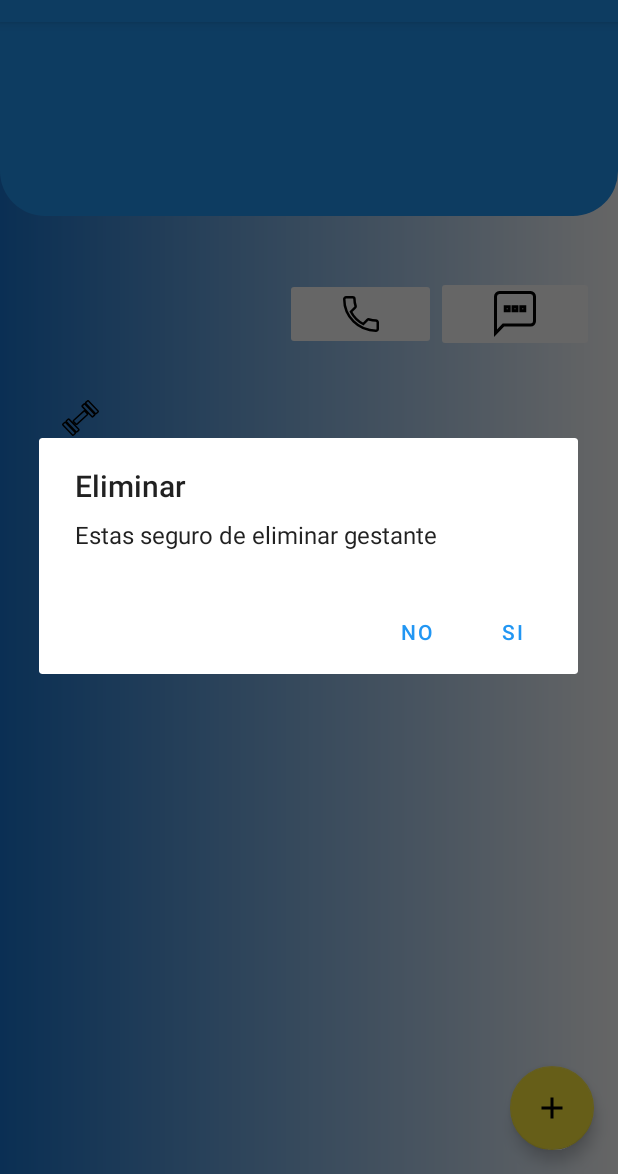
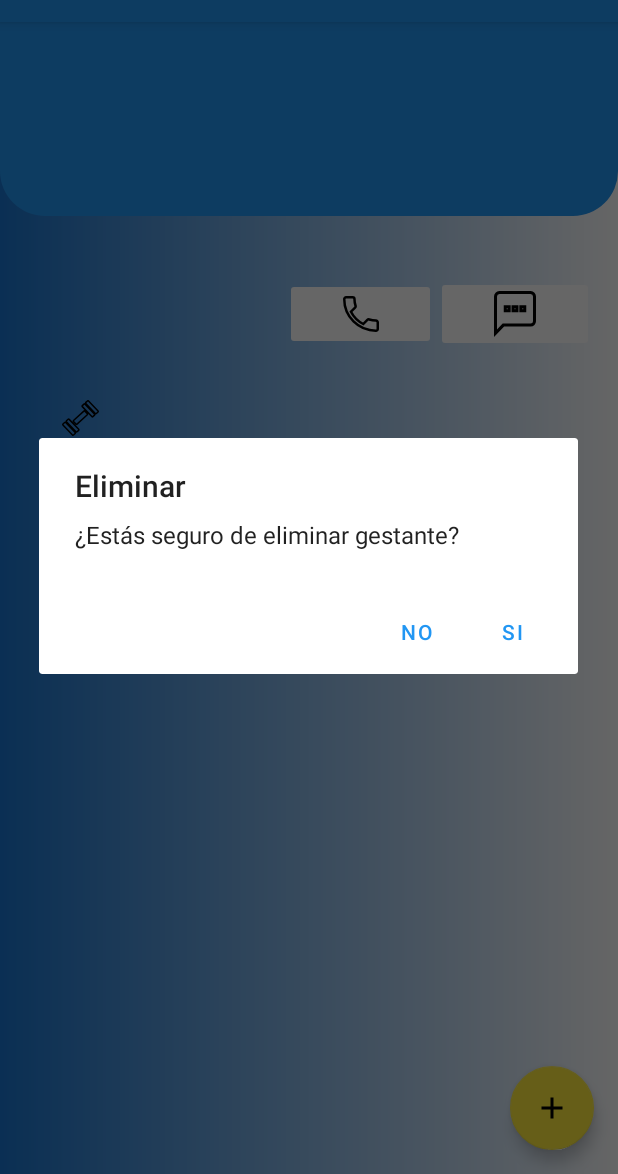
Before and after one commit to jander96/Gestantes-Control, an Android app: the fragment GestanteDetailFragment placed in its activity, after a tap on "Eliminar", on a phone screen of 412 x 824 dp, the part 62-1236 px from its top. Run offline under Robolectric (Android 15) with nearby library versions, the phone set to English and light mode, and no system bars; our stand-ins replace navigation-ui; 2 statements that could not run were skipped.

Commit message:
corrigiendo ortografia del alert dialog delete

```diff
--- a/app/src/main/java/com/devj/gestantescontrol/ui/view/GestanteDetailFragment.kt
+++ b/app/src/main/java/com/devj/gestantescontrol/ui/view/GestanteDetailFragment.kt
@@ -87,7 +87,7 @@ class GestanteDetailFragment : Fragment(R.layout.fragment_detail) {
            AlertDialog.Builder(it)
        }
         builder?.setTitle("Eliminar")
-            ?.setMessage("Estas seguro de eliminar gestante")
+            ?.setMessage("¿Estás seguro de eliminar gestante?")
             ?.setPositiveButton("Si"){_,_ ->
                 navController.navigateUp()
                 lifecycleScope.launch {
```
